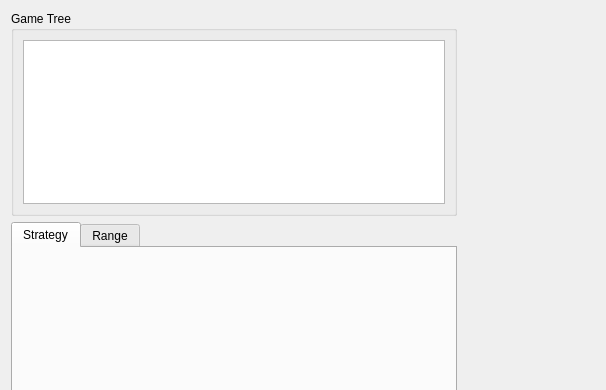
Above: strategyexplorer.ui from bupticybee/TexasSolver before the change; both pictures show x 0 to 606 and y 0 to 390 of the 914 by 643 pixel window. Below: the same form after it.
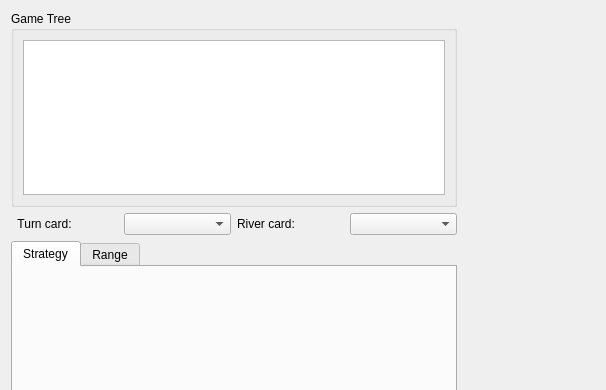
That is the form after the change. Custom widgets are drawn as their Qt base class.

Commit message: :new: add support for turn/river card selection

What changed in the file:
```diff
--- a/strategyexplorer.ui
+++ b/strategyexplorer.ui
@@ -15,7 +15,7 @@
   </property>
   <layout class="QHBoxLayout" name="horizontalLayout" stretch="1,1">
    <item>
-    <layout class="QVBoxLayout" name="verticalLayout" stretch="2,4">
+    <layout class="QVBoxLayout" name="verticalLayout" stretch="2,0,4">
      <item>
       <widget class="QGroupBox" name="groupBox">
        <property name="title">
@@ -32,6 +32,36 @@
        </layout>
       </widget>
      </item>
+     <item>
+      <layout class="QHBoxLayout" name="horizontalLayout_3">
+       <item>
+        <widget class="QLabel" name="label">
+         <property name="sizePolicy">
+          <sizepolicy hsizetype="Preferred" vsizetype="Preferred">
+           <horstretch>0</horstretch>
+           <verstretch>0</verstretch>
+          </sizepolicy>
+         </property>
+         <property name="text">
+          <string>  Turn card:</string>
+         </property>
+        </widget>
+       </item>
+       <item>
+        <widget class="QComboBox" name="turnCardBox"/>
+       </item>
+       <item>
+        <widget class="QLabel" name="label_2">
+         <property name="text">
+          <string>River card:</string>
+         </property>
+        </widget>
+       </item>
+       <item>
+        <widget class="QComboBox" name="riverCardBox"/>
+       </item>
+      </layout>
+     </item>
      <item>
       <widget class="QTabWidget" name="tabWidget">
        <property name="currentIndex">
```
The commit also changes 7 other files.
